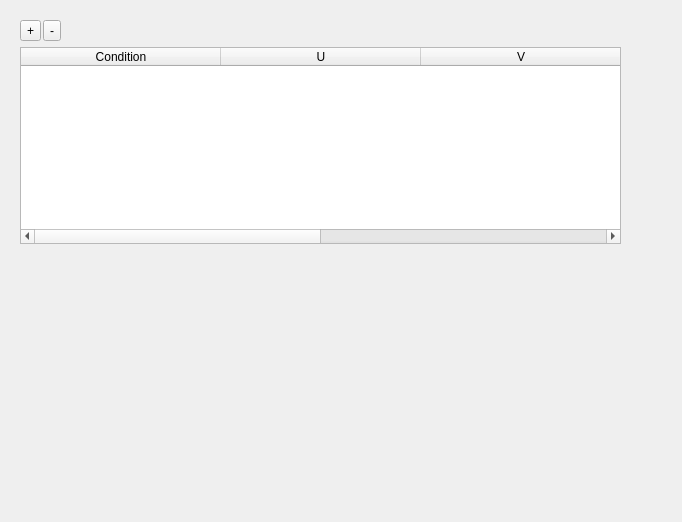
Old version of the form qzcad/boundaryconditionswidget.ui in the repository qzcad/qzcad-tree.
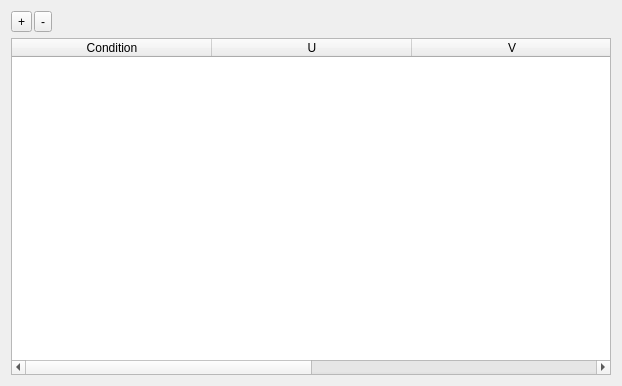
New version of the form.

Commit message: Свойства диалога

Diff of the .ui file:
```diff
--- a/qzcad/boundaryconditionswidget.ui
+++ b/qzcad/boundaryconditionswidget.ui
@@ -6,22 +6,13 @@
    <rect>
     <x>0</x>
     <y>0</y>
-    <width>682</width>
-    <height>522</height>
+    <width>622</width>
+    <height>386</height>
    </rect>
   </property>
   <property name="windowTitle">
    <string>Form</string>
   </property>
-  <widget class="QWidget" name="">
-   <property name="geometry">
-    <rect>
-     <x>20</x>
-     <y>20</y>
-     <width>601</width>
-     <height>224</height>
-    </rect>
-   </property>
    <layout class="QVBoxLayout" name="verticalLayout">
     <item>
      <layout class="QHBoxLayout" name="horizontalLayout">
@@ -94,7 +85,6 @@
      </widget>
     </item>
    </layout>
-  </widget>
  </widget>
  <resources/>
  <connections/>
```
Lines whose indentation alone changed are shown as unchanged.
